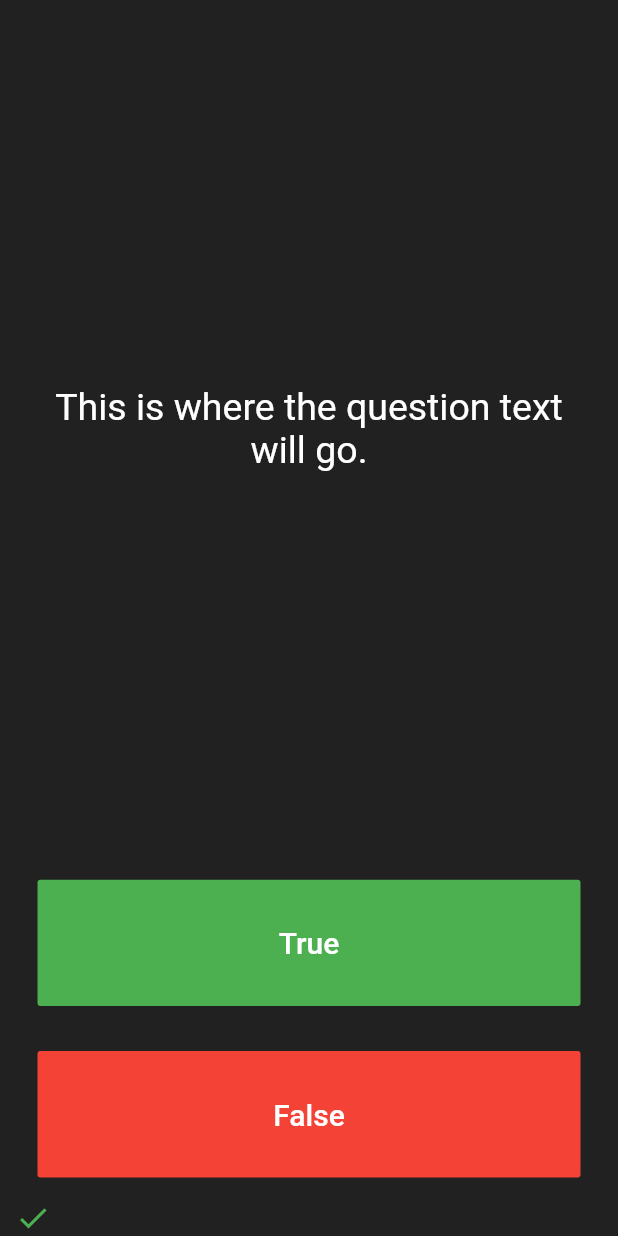
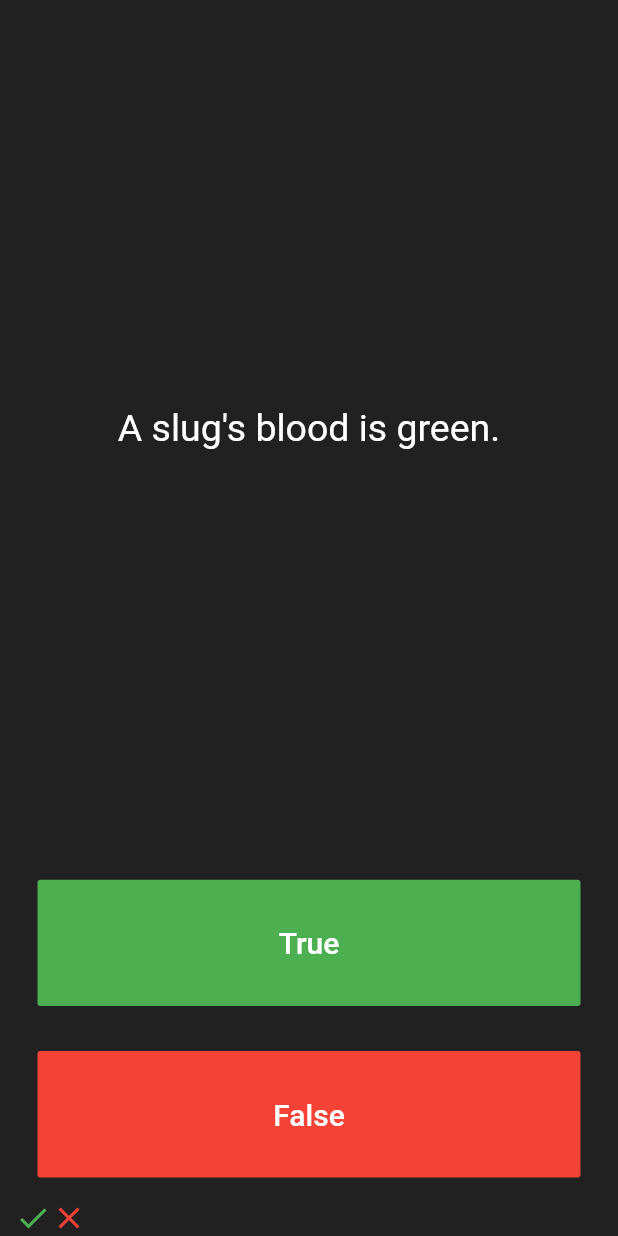
Before and after one commit to Ammar-Raneez/Flutter_Learning, a Flutter app: the screen it shows after launch, after a tap on "True", after a tap on "False", on a phone screen of 412 x 824 dp. Run offline on Flutter 3.47's test engine with Material 2 defaults, Android fonts, the phone set to English and light mode, and no system bars; our stand-ins replace audioplayers.

Commit message:
questions change and score keeper added

```diff
--- a/quizzer/lib/main.dart
+++ b/quizzer/lib/main.dart
@@ -31,6 +31,7 @@ class _QuizPageState extends State<QuizPage> {
     'Approximately one quarter of human bones are in the feet.',
     'A slug\'s blood is green.'
   ];
+  int questionNumber = 0;
 
   @override
   Widget build(BuildContext context) {
@@ -44,7 +45,7 @@ class _QuizPageState extends State<QuizPage> {
             padding: EdgeInsets.all(10.0),
             child: Center(
               child: Text(
-                'This is where the question text will go.',
+                questions[questionNumber],
                 textAlign: TextAlign.center,
                 style: TextStyle(
                   fontSize: 25.0,
@@ -69,12 +70,11 @@ class _QuizPageState extends State<QuizPage> {
               ),
               onPressed: () {
                 setState(() {
-                  this.scoreKeeper.add(
-                      Icon(
+                  this.scoreKeeper.add(Icon(
                         Icons.check,
                         color: Colors.green,
-                      )
-                  );
+                      ));
+                  this.questionNumber++;
                 });
               },
             ),
@@ -93,7 +93,13 @@ class _QuizPageState extends State<QuizPage> {
                 ),
               ),
               onPressed: () {
-                //The user picked false.
+                setState(() {
+                  this.scoreKeeper.add(Icon(
+                        Icons.close,
+                        color: Colors.red,
+                      ));
+                  this.questionNumber++;
+                });
               },
             ),
           ),
```
